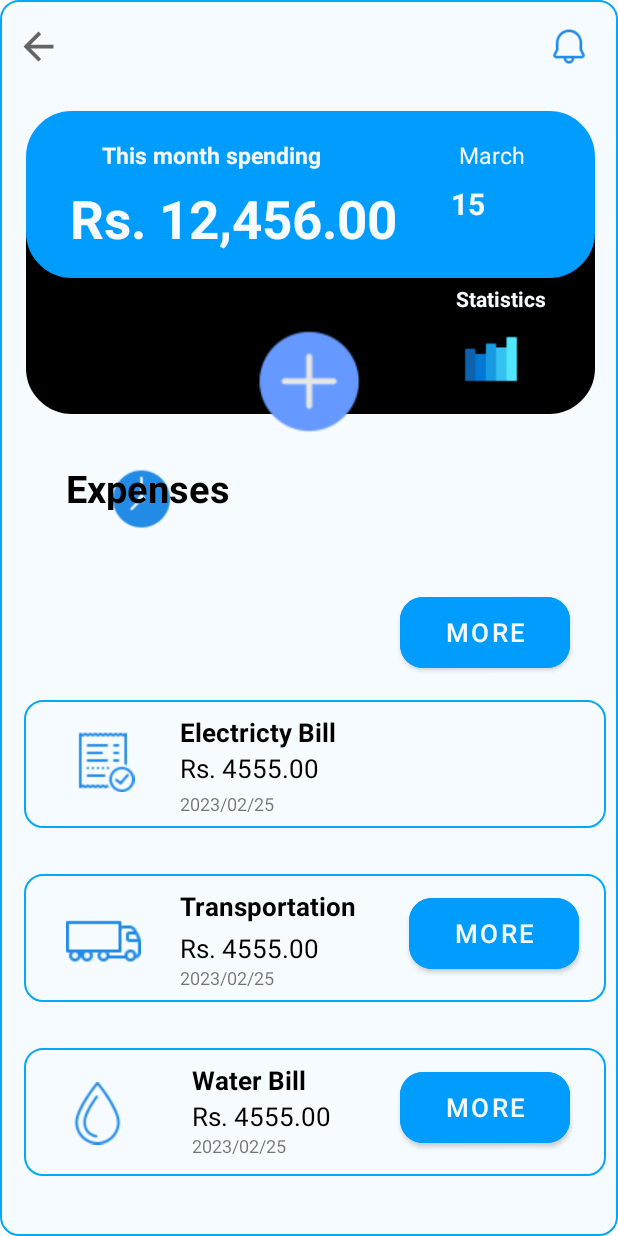
After one commit to PoornimaPalliyaGuruge/mad-business-android-app, an Android app: the layout expense_home.xml on its own in the app's theme, with its tools: preview values and no code run, on a phone screen of 412 x 824 dp. The commit adds this screen. Run offline under Robolectric (Android 15) with nearby library versions, the phone set to English and light mode, and no system bars.

Commit message:
Expense_dashboard

```diff
--- a/app/build.gradle
+++ b/app/build.gradle
@@ -41,7 +41,7 @@ android {
 
 dependencies {
 
-    implementation 'androidx.core:core-ktx:1.7.0'
+    implementation 'androidx.core:core-ktx:1.9.0'
     implementation 'androidx.appcompat:appcompat:1.6.1'
     implementation 'com.google.android.material:material:1.8.0'
     implementation 'androidx.constraintlayout:constraintlayout:2.1.4'
@@ -52,4 +52,6 @@ dependencies {
     androidTestImplementation 'androidx.test.ext:junit:1.1.5'
     androidTestImplementation 'androidx.test.espresso:espresso-core:3.5.1'
 
+
+
 }
--- a/app/src/main/java/com/example/mad_business_android_app/MainActivity.kt
+++ b/app/src/main/java/com/example/mad_business_android_app/MainActivity.kt
@@ -6,7 +6,7 @@ import android.os.Bundle
 class MainActivity : AppCompatActivity() {
     override fun onCreate(savedInstanceState: Bundle?) {
         super.onCreate(savedInstanceState)
-        setContentView(R.layout.splash_screen)
+        setContentView(R.layout.activity_login)
 
 
     }
--- /dev/null
+++ b/app/src/main/res/drawable/black_rounded_bg.xml
@@ -0,0 +1,12 @@
+<?xml version="1.0" encoding="utf-8"?>
+<shape xmlns:android="http://schemas.android.com/apk/res/android"
+    android:shape="rectangle"
+    android:tint="@color/black">
+
+    <solid android:color="@color/edit_text_background" />
+    <corners android:radius="30dp" />
+    <stroke
+        android:width="1.5dp"
+        android:color="@color/black" />
+
+</shape>
--- /dev/null
+++ b/app/src/main/res/drawable/blue_rounded_bg.xml
@@ -0,0 +1,12 @@
+<?xml version="1.0" encoding="utf-8"?>
+<shape xmlns:android="http://schemas.android.com/apk/res/android"
+    android:shape="rectangle"
+    android:tint="@color/app_theam">
+
+    <solid android:color="@color/edit_text_background" />
+    <corners android:radius="30dp" />
+    <stroke
+        android:width="1.5dp"
+        android:color="@color/app_text_border" />
+
+</shape>
--- /dev/null
+++ b/app/src/main/res/drawable/white_circle.xml
@@ -0,0 +1,10 @@
+<?xml version="1.0" encoding="utf-8"?>
+<shape xmlns:android="http://schemas.android.com/apk/res/android"
+    android:shape="rectangle">
+
+    <solid android:color="@color/edit_text_background"/>
+    <corners android:radius="40dp"/>
+    <stroke android:width="1.5dp"
+        android:color="@color/grey"/>
+
+</shape>
--- /dev/null
+++ b/app/src/main/res/drawable/white_rounded_bg.xml
@@ -0,0 +1,12 @@
+<?xml version="1.0" encoding="utf-8"?>
+<shape xmlns:android="http://schemas.android.com/apk/res/android"
+    android:shape="rectangle"
+    android:tint="@color/blue_light">
+
+    <solid android:color="@color/edit_text_background" />
+    <corners android:radius="50dp" />
+    <stroke
+        android:width="1.5dp"
+        android:color="@color/purple" />
+
+</shape>
--- a/app/src/main/res/layout/activity_login.xml
+++ b/app/src/main/res/layout/activity_login.xml
@@ -59,7 +59,7 @@
                 android:id="@+id/etd_email"
                 android:layout_width="match_parent"
                 android:layout_height="60dp"
-                android:layout_marginTop="32dp"
+                android:layout_marginTop="28dp"
                 android:background="@drawable/edit_text_bkg"
                 android:drawableLeft="@drawable/baseline_email_24"
                 android:drawablePadding="8dp"
@@ -69,6 +69,7 @@
                 android:inputType="textPersonName"
                 android:padding="8dp"
                 app:layout_constraintEnd_toEndOf="parent"
+                app:layout_constraintHorizontal_bias="0.0"
                 app:layout_constraintStart_toStartOf="parent"
                 app:layout_constraintTop_toTopOf="parent" />
 
--- a/app/src/main/res/layout/activity_sign_up.xml
+++ b/app/src/main/res/layout/activity_sign_up.xml
@@ -31,7 +31,6 @@
         android:layout_width="413dp"
         android:layout_height="275dp"
         app:layout_constraintEnd_toEndOf="parent"
-        app:layout_constraintHorizontal_bias="1.0"
         app:layout_constraintStart_toStartOf="parent"
         app:layout_constraintTop_toTopOf="parent"
         app:srcCompat="@drawable/signup" />
--- /dev/null
+++ b/app/src/main/res/layout/expense_home.xml
@@ -0,0 +1,393 @@
+<?xml version="1.0" encoding="utf-8"?>
+<androidx.constraintlayout.widget.ConstraintLayout xmlns:android="http://schemas.android.com/apk/res/android"
+    xmlns:app="http://schemas.android.com/apk/res-auto"
+    xmlns:tools="http://schemas.android.com/tools"
+    android:layout_width="match_parent"
+    android:layout_height="match_parent"
+    android:background="@drawable/edit_text_bkg">
+
+    <ImageView
+        android:id="@+id/black_bg"
+        android:layout_width="379dp"
+        android:layout_height="154dp"
+        android:layout_marginStart="17dp"
+        android:layout_marginTop="76dp"
+        android:layout_marginEnd="12dp"
+        app:layout_constraintEnd_toEndOf="parent"
+        app:layout_constraintHorizontal_bias="0.0"
+        app:layout_constraintStart_toStartOf="parent"
+        app:layout_constraintTop_toBottomOf="@+id/backbtn"
+        app:srcCompat="@drawable/black_rounded_bg" />
+
+    <ImageView
+        android:id="@+id/blue_bg"
+        android:layout_width="379dp"
+        android:layout_height="111dp"
+        android:layout_marginStart="17dp"
+        android:layout_marginTop="28dp"
+        android:layout_marginEnd="12dp"
+        app:layout_constraintEnd_toEndOf="parent"
+        app:layout_constraintHorizontal_bias="0.0"
+        app:layout_constraintStart_toStartOf="parent"
+        app:layout_constraintTop_toBottomOf="@+id/backbtn"
+        app:srcCompat="@drawable/blue_rounded_bg" />
+
+    <TextView
+        android:id="@+id/this_month_spending"
+        android:layout_width="wrap_content"
+        android:layout_height="wrap_content"
+        android:layout_marginStart="68dp"
+        android:layout_marginBottom="8dp"
+        android:text="@string/totSpendingView"
+        android:textAlignment="center"
+        android:textColor="@color/app_theam_light"
+        android:textSize="15sp"
+        android:textStyle="bold"
+        app:layout_constraintBottom_toTopOf="@id/totExpense"
+        app:layout_constraintStart_toStartOf="parent" />
+
+    <TextView
+        android:id="@+id/totExpense"
+        android:layout_width="wrap_content"
+        android:layout_height="wrap_content"
+        android:layout_marginStart="-350dp"
+        android:layout_marginTop="76dp"
+        android:text="Rs. 12,456.00"
+        android:textAlignment="center"
+        android:textColor="@color/app_theam_light"
+        android:textSize="35sp"
+        android:textStyle="bold"
+        app:layout_constraintBottom_toTopOf="@+id/black_bg"
+        app:layout_constraintStart_toEndOf="@+id/black_bg"
+        app:layout_constraintTop_toBottomOf="@id/backbtn"
+        app:layout_constraintVertical_bias="0.0" />
+
+    <TextView
+        android:id="@+id/month"
+        android:layout_width="wrap_content"
+        android:layout_height="wrap_content"
+        android:layout_marginStart="92dp"
+        android:layout_marginBottom="8dp"
+        android:text="@string/month"
+        android:textColor="@color/app_theam_light"
+        android:textSize="15sp"
+        app:layout_constraintBottom_toTopOf="@+id/black_bg"
+        app:layout_constraintStart_toEndOf="@id/this_month_spending" />
+
+    <TextView
+        android:id="@+id/date"
+        android:layout_width="wrap_content"
+        android:layout_height="wrap_content"
+        android:layout_marginStart="36dp"
+        android:layout_marginTop="8dp"
+        android:text="@string/date"
+        android:textColor="@color/app_theam_light"
+        android:textSize="20sp"
+        android:textStyle="bold"
+        app:layout_constraintStart_toEndOf="@id/totExpense"
+        app:layout_constraintTop_toBottomOf="@+id/month" />
+
+    <ImageView
+        android:id="@+id/backbtn"
+        android:layout_width="31dp"
+        android:layout_height="30dp"
+        android:layout_marginStart="10dp"
+        android:layout_marginTop="16dp"
+        app:layout_constraintStart_toStartOf="parent"
+        app:layout_constraintTop_toTopOf="parent"
+        app:srcCompat="?attr/homeAsUpIndicator" />
+
+    <ImageView
+        android:id="@+id/addNewExpense"
+        android:layout_width="68dp"
+        android:layout_height="74dp"
+        android:layout_marginStart="-240dp"
+        android:layout_marginTop="32dp"
+        app:layout_constraintStart_toEndOf="parent"
+        app:layout_constraintTop_toBottomOf="@id/blue_bg"
+        app:srcCompat="@drawable/add_new" />
+
+    <ImageView
+        android:id="@+id/statitics"
+        android:layout_width="41dp"
+        android:layout_height="44dp"
+        android:layout_marginTop="32dp"
+        android:layout_marginEnd="64dp"
+        app:layout_constraintEnd_toEndOf="parent"
+        app:layout_constraintTop_toBottomOf="@id/blue_bg"
+        app:srcCompat="@drawable/blue_barchart" />
+
+    <TextView
+        android:id="@+id/viewHistory"
+        android:layout_width="wrap_content"
+        android:layout_height="wrap_content"
+        android:layout_marginStart="-330dp"
+        android:layout_marginBottom="520dp"
+        android:text="@string/history"
+        android:textColor="@color/app_theam_light"
+        app:layout_constraintBottom_toBottomOf="parent"
+        app:layout_constraintStart_toEndOf="@+id/black_bg" />
+
+    <TextView
+        android:id="@+id/viewStats"
+        android:layout_width="wrap_content"
+        android:layout_height="wrap_content"
+        android:layout_marginTop="4dp"
+        android:layout_marginEnd="48dp"
+        android:text="@string/Statitics"
+        android:textColor="@color/app_theam_light"
+        android:textStyle="bold"
+        app:layout_constraintEnd_toEndOf="parent"
+        app:layout_constraintTop_toBottomOf="@+id/blue_bg" />
+
+    <ImageView
+        android:id="@+id/history"
+        android:layout_width="51dp"
+        android:layout_height="41dp"
+        android:layout_marginTop="8dp"
+        android:layout_marginEnd="292dp"
+        app:layout_constraintEnd_toEndOf="parent"
+        app:layout_constraintTop_toBottomOf="@+id/viewHistory"
+        app:srcCompat="@drawable/blue_clock" />
+
+    <ImageView
+        android:id="@+id/notify_bell"
+        android:layout_width="28dp"
+        android:layout_height="28dp"
+        android:layout_marginStart="324dp"
+        android:layout_marginTop="17dp"
+        app:layout_constraintStart_toEndOf="@+id/backbtn"
+        app:layout_constraintTop_toTopOf="parent"
+        app:srcCompat="@drawable/notfy" />
+
+    <TextView
+        android:id="@+id/expenses"
+        android:layout_width="122dp"
+        android:layout_height="32dp"
+        android:layout_marginStart="44dp"
+        android:layout_marginTop="32dp"
+        android:text="Expenses"
+        android:textColor="@color/black"
+        android:textSize="25sp"
+        android:textStyle="bold"
+        app:layout_constraintStart_toStartOf="parent"
+        app:layout_constraintTop_toBottomOf="@+id/black_bg" />
+
+    <ImageView
+        android:id="@+id/imageView23"
+        android:layout_width="388dp"
+        android:layout_height="85dp"
+        android:layout_marginStart="16dp"
+        android:layout_marginBottom="272dp"
+        app:layout_constraintBottom_toBottomOf="parent"
+        app:layout_constraintStart_toStartOf="parent"
+        app:srcCompat="@drawable/edit_text_bkg" />
+
+    <ImageView
+        android:id="@+id/imageView33"
+        android:layout_width="388dp"
+        android:layout_height="85dp"
+        android:layout_marginStart="16dp"
+        android:layout_marginBottom="156dp"
+        app:layout_constraintBottom_toBottomOf="parent"
+        app:layout_constraintStart_toStartOf="parent"
+        app:srcCompat="@drawable/edit_text_bkg" />
+
+    <ImageView
+        android:id="@+id/imageView34"
+        android:layout_width="388dp"
+        android:layout_height="85dp"
+        android:layout_marginStart="16dp"
+        android:layout_marginBottom="40dp"
+        app:layout_constraintBottom_toBottomOf="parent"
+        app:layout_constraintStart_toStartOf="parent"
+        app:srcCompat="@drawable/edit_text_bkg" />
+
+    <ImageView
+        android:id="@+id/imageView24"
+        android:layout_width="49dp"
+        android:layout_height="42dp"
+        android:layout_marginStart="44dp"
+        android:layout_marginBottom="296dp"
+        app:layout_constraintBottom_toBottomOf="parent"
+        app:layout_constraintStart_toStartOf="parent"
+        app:srcCompat="@drawable/elec_bill" />
+
+    <TextView
+        android:id="@+id/elec_bill"
+        android:layout_width="wrap_content"
+        android:layout_height="wrap_content"
+        android:layout_marginStart="120dp"
+        android:layout_marginBottom="324dp"
+        android:text="@string/electricty"
+        android:textColor="@color/black"
+        android:textSize="17dp"
+        android:textStyle="bold"
+        app:layout_constraintBottom_toBottomOf="parent"
+        app:layout_constraintStart_toStartOf="parent" />
+
+    <TextView
+        android:id="@+id/water_bill"
+        android:layout_width="wrap_content"
+        android:layout_height="wrap_content"
+        android:layout_marginStart="128dp"
+        android:layout_marginBottom="92dp"
+        android:text="@string/waterBill"
+        android:textColor="@color/black"
+        android:textSize="17dp"
+        android:textStyle="bold"
+        app:layout_constraintBottom_toBottomOf="parent"
+        app:layout_constraintStart_toStartOf="parent" />
+
+    <TextView
+        android:id="@+id/transport"
+        android:layout_width="wrap_content"
+        android:layout_height="wrap_content"
+        android:layout_marginStart="120dp"
+        android:layout_marginBottom="208dp"
+        android:text="@string/transport"
+        android:textColor="@color/black"
+        android:textSize="17dp"
+        android:textStyle="bold"
+        app:layout_constraintBottom_toBottomOf="parent"
+        app:layout_constraintStart_toStartOf="parent" />
+
+    <TextView
+        android:id="@+id/expense_date"
+        android:layout_width="wrap_content"
+        android:layout_height="wrap_content"
+        android:layout_marginStart="120dp"
+        android:layout_marginBottom="280dp"
+        android:text="2023/02/25"
+        android:textSize="12sp"
+        app:layout_constraintBottom_toBottomOf="parent"
+        app:layout_constraintStart_toStartOf="parent" />
+
+    <TextView
+        android:id="@+id/expense_date7"
+        android:layout_width="wrap_content"
+        android:layout_height="wrap_content"
+        android:layout_marginStart="120dp"
+        android:layout_marginBottom="164dp"
+        android:text="2023/02/25"
+        android:textSize="12sp"
+        app:layout_constraintBottom_toBottomOf="parent"
+        app:layout_constraintStart_toStartOf="parent" />
+
+    <TextView
+        android:id="@+id/expense_date8"
+        android:layout_width="wrap_content"
+        android:layout_height="wrap_content"
+        android:layout_marginStart="128dp"
+        android:layout_marginBottom="52dp"
+        android:text="2023/02/25"
+        android:textSize="12sp"
+        app:layout_constraintBottom_toBottomOf="parent"
+        app:layout_constraintStart_toStartOf="parent" />
+
+    <Button
+        android:id="@+id/viewMore"
+        android:layout_width="113dp"
+        android:layout_height="59dp"
+        android:layout_marginTop="392dp"
+        android:layout_marginEnd="32dp"
+        android:backgroundTint="@color/app_theam"
+        android:text="@string/viewMore"
+        android:textColor="@color/app_theam_light"
+        android:textSize="17dp"
+        app:cornerRadius="15sp"
+        app:iconTint="@color/app_theam"
+        app:layout_constraintEnd_toEndOf="parent"
+        app:layout_constraintTop_toTopOf="parent"
+        app:strokeColor="@color/app_theam_light" />
+
+    <Button
+        android:id="@+id/viewMore6"
+        android:layout_width="113dp"
+        android:layout_height="59dp"
+        android:layout_marginEnd="-370dp"
+        android:layout_marginBottom="172dp"
+        android:backgroundTint="@color/app_theam"
+        android:text="@string/viewMore"
+        android:textColor="@color/app_theam_light"
+        android:textSize="17dp"
+        app:cornerRadius="15sp"
+        app:iconTint="@color/app_theam"
+        app:layout_constraintBottom_toBottomOf="parent"
+        app:layout_constraintEnd_toStartOf="@+id/imageView33"
+        app:strokeColor="@color/app_theam_light" />
+
+    <Button
+        android:id="@+id/viewMore7"
+        android:layout_width="113dp"
+        android:layout_height="59dp"
+        android:layout_marginEnd="32dp"
+        android:layout_marginBottom="56dp"
+        android:backgroundTint="@color/app_theam"
+        android:text="@string/viewMore"
+        android:textColor="@color/app_theam_light"
+        android:textSize="17dp"
+        app:cornerRadius="15sp"
+        app:iconTint="@color/app_theam"
+        app:layout_constraintBottom_toBottomOf="parent"
+        app:layout_constraintEnd_toEndOf="parent"
+        app:strokeColor="@color/app_theam_light" />
+
+    <ImageView
+        android:id="@+id/imageView30"
+        android:layout_width="42dp"
+        android:layout_height="44dp"
+        android:layout_marginStart="44dp"
+        android:layout_marginBottom="60dp"
+        app:layout_constraintBottom_toBottomOf="parent"
+        app:layout_constraintStart_toStartOf="parent"
+        app:srcCompat="@drawable/water_bill" />
+
+    <ImageView
+        android:id="@+id/imageView32"
+        android:layout_width="wrap_content"
+        android:layout_height="wrap_content"
+        android:layout_marginStart="44dp"
+        android:layout_marginBottom="172dp"
+        app:layout_constraintBottom_toBottomOf="parent"
+        app:layout_constraintStart_toStartOf="parent"
+        app:srcCompat="@drawable/trcuk" />
+
+    <TextView
+        android:id="@+id/elec_amnt"
+        android:layout_width="wrap_content"
+        android:layout_height="wrap_content"
+        android:layout_marginStart="120dp"
+        android:layout_marginBottom="300dp"
+        android:text="Rs. 4555.00"
+        android:textColor="@color/black"
+        android:textSize="17dp"
+        app:layout_constraintBottom_toBottomOf="parent"
+        app:layout_constraintStart_toStartOf="parent" />
+
+    <TextView
+        android:id="@+id/elec_amnt5"
+        android:layout_width="wrap_content"
+        android:layout_height="wrap_content"
+        android:layout_marginStart="128dp"
+        android:layout_marginBottom="68dp"
+        android:text="Rs. 4555.00"
+        android:textColor="@color/black"
+        android:textSize="17dp"
+        app:layout_constraintBottom_toBottomOf="parent"
+        app:layout_constraintStart_toStartOf="parent" />
+
+    <TextView
+        android:id="@+id/elec_amnt4"
+        android:layout_width="wrap_content"
+        android:layout_height="wrap_content"
+        android:layout_marginStart="120dp"
+        android:layout_marginBottom="180dp"
+        android:text="Rs. 4555.00"
+        android:textColor="@color/black"
+        android:textSize="17dp"
+        app:layout_constraintBottom_toBottomOf="parent"
+        app:layout_constraintStart_toStartOf="parent" />
+
+
+</androidx.constraintlayout.widget.ConstraintLayout>
--- a/app/src/main/res/values/colors.xml
+++ b/app/src/main/res/values/colors.xml
@@ -17,6 +17,7 @@
     <color name="app_text_border">#03A9F4</color>
     <color name="edit_text_background">#f6fbff</color>
     <color name="card_clr">#008FCB</color>
-
+    <color name="blue_light">#24A6DD</color>
+    <color name="grey">#0F403A3A</color>
 
 </resources>
--- a/app/src/main/res/values/strings.xml
+++ b/app/src/main/res/values/strings.xml
@@ -4,4 +4,32 @@
     <string name="password">Password</string>
     <string name="email">Email</string>
     <string name="rePW">Re-enter Password</string>
+    <string name="totSpendingView">This month spending</string>
+    <string name="month">March</string>
+    <string name="date">15</string>
+    <string name="history">History</string>
+    <string name="Statitics">Statistics</string>
+    <string name="electricty">Electricty Bill</string>
+    <string name="viewMore">More</string>
+    <string name="waterBill">Water Bill</string>
+    <string name="transport">Transportation</string>
+    <string name="addnewExpense">Add New Expense</string>
+    <string name="submit">Submit</string>
+
+    <string-array name="expense_cat">
+        <item></item>
+        <item>Wages and salaries</item>
+        <item>Electricty bill</item>
+        <item>Water bill</item>
+        <item>Telephone bill</item>
+        <item>Insurance</item>
+        <item>Fuel</item>
+        <item>Transportation</item>
+        <item>Bank charges</item>
+        <item>Loan Interest</item>
+        <item>Repair and maintenance</item>
+        <item>Rent</item>
+        <item>Taxes</item>
+        <item>Other</item>
+    </string-array>
 </resources>
```
Also changed, not shown: app/src/main/res/drawable/add_new.png (added), app/src/main/res/drawable/blue_barchart.png (added), app/src/main/res/drawable/blue_clock.png (added), app/src/main/res/drawable/elec_bill.png (added), app/src/main/res/drawable/notfy.png (added), app/src/main/res/drawable/trcuk.png (added), app/src/main/res/drawable/water_bill.png (added).
